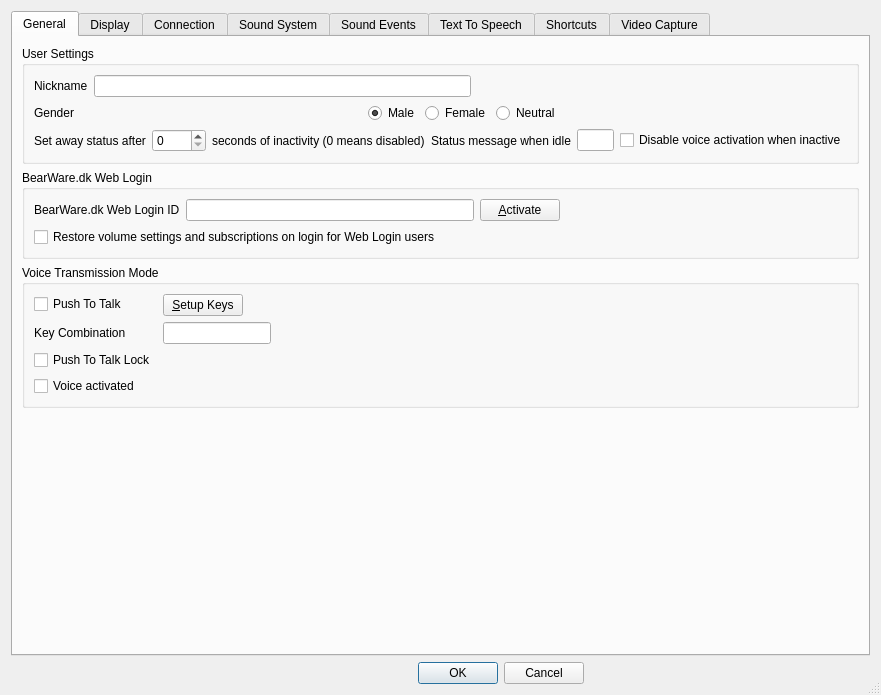
Before: the Qt Designer form Client/qtTeamTalk/preferences.ui in BearWare/TeamTalk5, drawn with Qt 5.
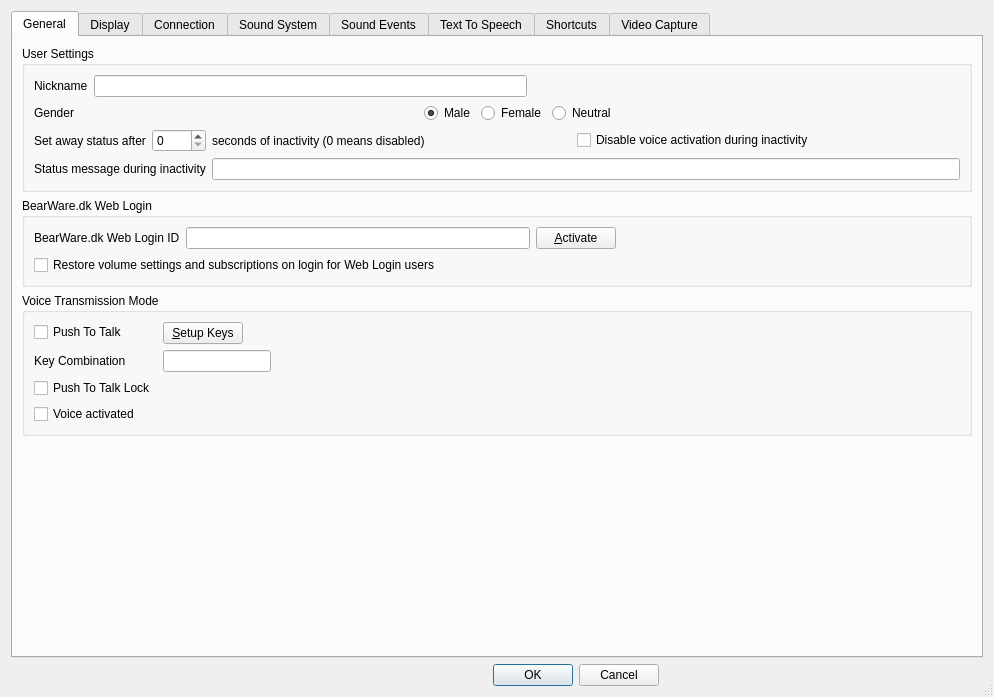
After: the same form once the commit is applied. Icons and pictures are not drawn. Custom widgets are drawn as their Qt base class.

Commit message: Reorder layout for 'away status message'

What changed in the file:
```diff
--- a/Client/qtTeamTalk/preferences.ui
+++ b/Client/qtTeamTalk/preferences.ui
@@ -6,8 +6,8 @@
    <rect>
     <x>0</x>
     <y>0</y>
-    <width>881</width>
-    <height>695</height>
+    <width>994</width>
+    <height>697</height>
    </rect>
   </property>
   <property name="windowTitle">
@@ -175,22 +175,22 @@
              </widget>
             </item>
             <item>
-             <widget class="QLabel" name="label_away_statusmsg">
-              <property name="text">
-               <string>Status message when idle</string>
+             <spacer name="horizontalSpacer_27">
+              <property name="orientation">
+               <enum>Qt::Horizontal</enum>
               </property>
-              <property name="buddy">
-               <cstring>awayMsgEdit</cstring>
+              <property name="sizeHint" stdset="0">
+               <size>
+                <width>40</width>
+                <height>20</height>
+               </size>
               </property>
-             </widget>
-            </item>
-            <item>
-             <widget class="QLineEdit" name="awayMsgEdit" />
+             </spacer>
             </item>
             <item>
              <widget class="QCheckBox" name="disableVoiceActCheckBox">
               <property name="text">
-               <string>Disable voice activation when inactive</string>
+               <string>Disable voice activation during inactivity</string>
               </property>
              </widget>
             </item>
@@ -209,6 +209,23 @@
             </item>
            </layout>
           </item>
+          <item>
+           <layout class="QHBoxLayout" name="horizontalLayout_28">
+            <item>
+             <widget class="QLabel" name="label_away_statusmsg">
+              <property name="text">
+               <string>Status message during inactivity</string>
+              </property>
+              <property name="buddy">
+               <cstring>awayMsgEdit</cstring>
+              </property>
+             </widget>
+            </item>
+            <item>
+             <widget class="QLineEdit" name="awayMsgEdit"/>
+            </item>
+           </layout>
+          </item>
          </layout>
         </widget>
        </item>
```
Left out of the diff: 11 changed lines with no effect on the pictures.
